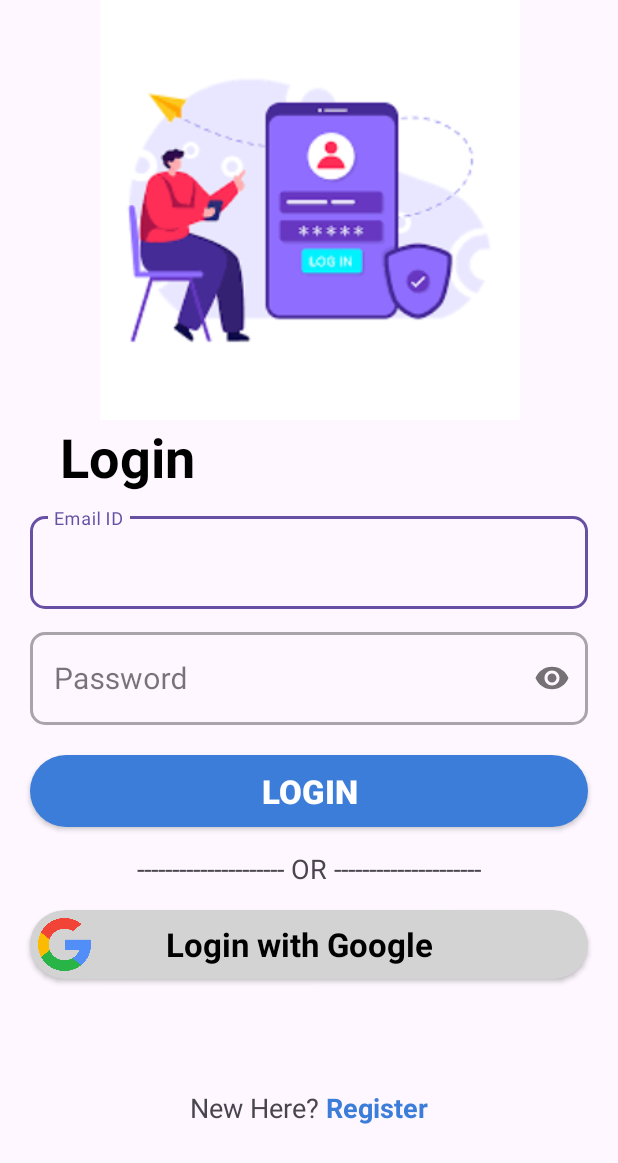
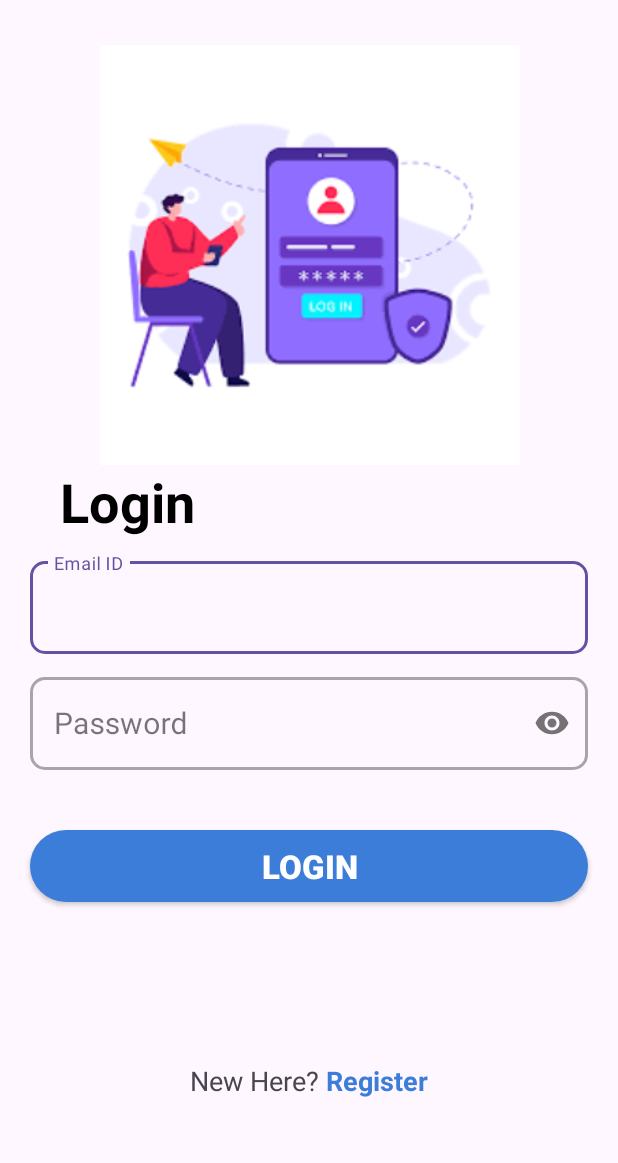
Before and after one commit to GauriiLanke/Krushi-Seva-Kendra-Project, an Android app: the MainActivity2 screen opened directly, with no data from a screen before it, on a phone screen of 412 x 824 dp. Shown: the top 1163 px of the screen. Run offline under Robolectric (Android 15) with nearby library versions, the phone set to English and light mode, and no system bars.

Commit message:
Updated Commit

```diff
--- a/app/build.gradle.kts
+++ b/app/build.gradle.kts
@@ -57,6 +57,7 @@ dependencies {
     implementation("com.google.code.gson:gson:2.10.1")
     implementation(libs.dotsindicator)
     implementation(libs.firebase.database)
+    implementation("com.google.firebase:firebase-auth:23.1.0")
     implementation("androidx.recyclerview:recyclerview:1.3.0")
 
 }
--- a/app/src/main/java/com/example/myapplication/MainActivity2.kt
+++ b/app/src/main/java/com/example/myapplication/MainActivity2.kt
@@ -24,7 +24,6 @@ class MainActivity2 : AppCompatActivity() {
             startActivity(intent)
         }
 
-
         //Static validation of email,password
         val loginn=findViewById<AppCompatButton>(R.id.btnSignIn)
         val signInEmail=findViewById<EditText>(R.id.etSinInEmail)
--- a/app/src/main/res/layout/activity_main2.xml
+++ b/app/src/main/res/layout/activity_main2.xml
@@ -14,7 +14,8 @@
         app:layout_constraintEnd_toEndOf="parent"
         app:layout_constraintStart_toStartOf="parent"
         app:layout_constraintTop_toTopOf="parent"
-        android:contentDescription="image" />
+        android:contentDescription="image"
+        android:layout_marginTop="30dp"/>
     <TextView
         android:id="@+id/tvLogin"
         android:layout_width="wrap_content"
@@ -51,6 +52,7 @@
             android:inputType="textEmailAddress"
             android:hint="Email ID"
             android:textSize="@dimen/et_text_size"
+            android:layout_marginTop="20dp"
             />
     </com.google.android.material.textfield.TextInputLayout>
 
@@ -79,6 +81,7 @@
             android:inputType="textPassword"
             android:hint="Password"
             android:textSize="@dimen/et_text_size"
+            android:layout_marginTop="20dp"
             />
     </com.google.android.material.textfield.TextInputLayout>
 
@@ -91,7 +94,7 @@
         app:layout_constraintStart_toStartOf="parent"
         android:layout_marginEnd="20dp"
         android:layout_marginStart="20dp"
-        android:layout_marginTop="20dp"
+        android:layout_marginTop="40dp"
         android:background="@drawable/button_bg"
         android:text="Login"
         android:textColor="@color/white"
@@ -99,53 +102,18 @@
         android:textStyle="bold"
         />
 
-    <TextView
-        android:id="@+id/tvOr"
-        android:layout_width="wrap_content"
-        android:layout_height="wrap_content"
-        android:layout_marginTop="15dp"
-        android:text="--------------------- OR ---------------------"
-        android:textSize="18sp"
-        app:layout_constraintEnd_toEndOf="parent"
-        app:layout_constraintStart_toStartOf="parent"
-        app:layout_constraintTop_toBottomOf="@id/btnSignIn" />
-
     <androidx.cardview.widget.CardView
         android:id="@+id/btnSignInWithGoogle"
         android:layout_width="match_parent"
         android:layout_height="wrap_content"
         app:cardBackgroundColor="#D3D3D3"
         app:cardCornerRadius="30dp"
-        app:layout_constraintTop_toBottomOf="@id/tvOr"
+        app:layout_constraintTop_toBottomOf="@id/btnSignIn"
         app:layout_constraintEnd_toEndOf="parent"
         app:layout_constraintStart_toStartOf="parent"
         android:layout_marginEnd="20dp"
         android:layout_marginStart="20dp"
         android:layout_marginTop="15dp">
-        <LinearLayout
-            android:layout_width="match_parent"
-            android:layout_height="match_parent"
-            android:orientation="horizontal"
-            >
-            <ImageView
-                android:layout_width="35dp"
-                android:layout_height="35dp"
-                android:src="@drawable/g_logo"
-                android:layout_marginTop="5dp"
-                android:layout_marginBottom="5dp"
-                android:layout_marginStart="5dp"
-                android:layout_marginEnd="50dp"
-                />
-            <TextView
-                android:layout_width="wrap_content"
-                android:layout_height="match_parent"
-                android:gravity="center"
-                android:text="Login with Google"
-                android:textSize="22sp"
-                android:textStyle="bold"
-                android:textColor="@color/black"
-                />
-        </LinearLayout>
 
     </androidx.cardview.widget.CardView>
     <LinearLayout
--- a/app/src/main/res/layout/activity_online_purchasing.xml
+++ b/app/src/main/res/layout/activity_online_purchasing.xml
@@ -23,7 +23,8 @@
         android:layout_width="match_parent"
         android:layout_height="wrap_content"
         android:layout_margin="16dp"
-        tools:listitem="@layout/item_cart" />
+        tools:listitem="@layout/item_cart"
+        android:layout_weight="20"/>
 
     <TextView android:id="@+id/totalPriceTextView"
         android:layout_width="match_parent"
```
Also changed, not shown: app/src/main/res/layout/activity_dash_board.xml (+17 -16 lines), app/src/main/res/layout/activity_product_catalogue.xml (+18 -18 lines).
